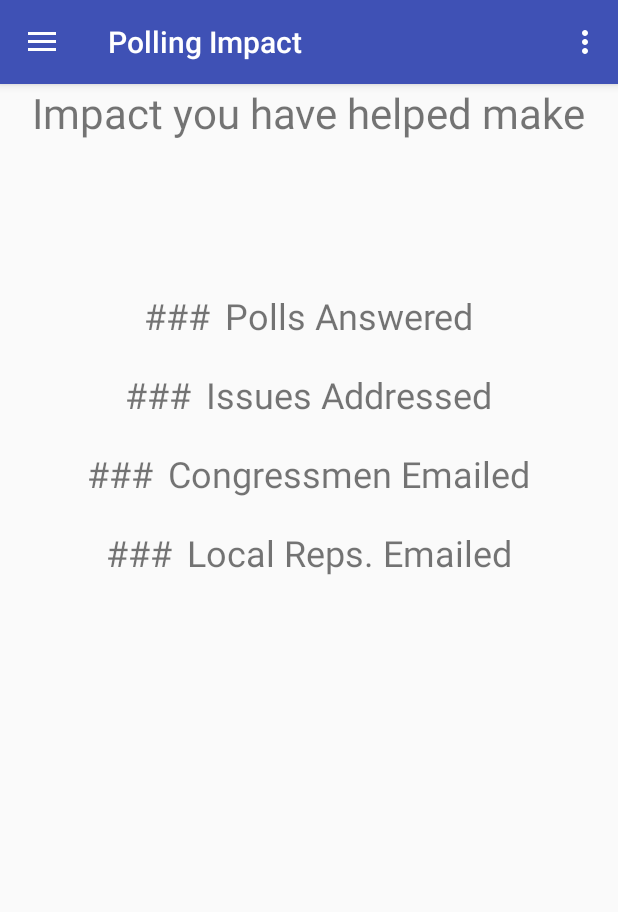
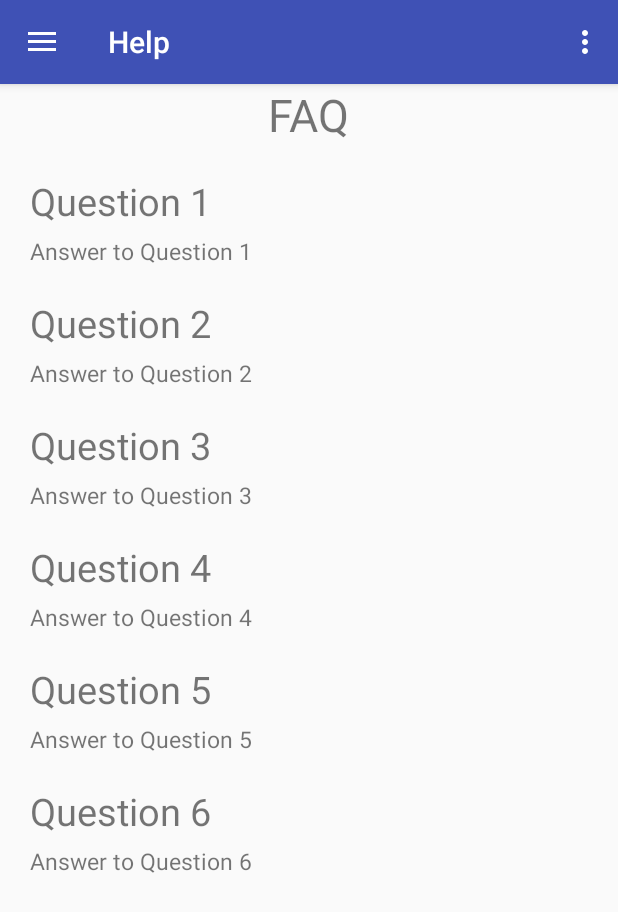
Before and after one commit to tennispro7797/Political-Polling, an Android app: the NavDrawerActivity screen opened directly, with no data from a screen before it, in the side drawer, after a tap on "Help", on a phone screen of 412 x 824 dp. Shown: the top 912 px of the screen. Run offline under Robolectric (Android 15) with nearby library versions, the phone set to English and light mode, and no system bars.

Commit message:
Added HelpFragment with nav drawer integration

```diff
--- /dev/null
+++ b/app/src/main/java/com/example/adityamohile/politicalpolling/HelpFragment.java
@@ -0,0 +1,24 @@
+package com.example.adityamohile.politicalpolling;
+
+
+import android.support.v4.app.Fragment;
+import android.os.Bundle;
+import android.support.annotation.Nullable;
+import android.view.LayoutInflater;
+import android.view.View;
+import android.view.ViewGroup;
+
+public class HelpFragment extends Fragment {
+
+    @Nullable
+    @Override
+    public View onCreateView(LayoutInflater inflater, @Nullable ViewGroup container, Bundle savedInstanceState) {
+        return inflater.inflate(R.layout.activity_help,container,false);
+    }
+
+    @Override
+    public void onViewCreated(View view, @Nullable Bundle savedInstanceState) {
+        super.onViewCreated(view, savedInstanceState);
+        getActivity().setTitle("Help");
+    }
+}
--- a/app/src/main/java/com/example/adityamohile/politicalpolling/NavDrawerActivity.java
+++ b/app/src/main/java/com/example/adityamohile/politicalpolling/NavDrawerActivity.java
@@ -109,6 +109,7 @@ public class NavDrawerActivity extends AppCompatActivity
             // Add Intent for Settings Page
         } else if (id == R.id.nav_help) {
             // Add Intent for Help Page
+            fragment = new HelpFragment();
         }
 
         if (fragment != null) {
--- /dev/null
+++ b/app/src/main/res/layout/activity_help.xml
@@ -0,0 +1,121 @@
+<?xml version="1.0" encoding="utf-8"?>
+<LinearLayout xmlns:android="http://schemas.android.com/apk/res/android"
+    android:orientation="vertical" android:layout_width="match_parent"
+    android:layout_height="match_parent"
+    android:gravity="center|top">
+
+    <TextView
+        android:layout_width="wrap_content"
+        android:layout_height="wrap_content"
+        android:text="FAQ"
+        android:textSize="30sp"/>
+
+    <TextView
+        android:layout_width="wrap_content"
+        android:layout_height="wrap_content"
+        android:text="Question 1"
+        android:textSize="25sp"
+        android:layout_gravity="left"
+        android:layout_marginLeft="20sp"
+        android:layout_marginTop="20sp"/>
+
+    <TextView
+        android:layout_width="wrap_content"
+        android:layout_height="wrap_content"
+        android:text="Answer to Question 1"
+        android:textSize="15sp"
+        android:layout_gravity="left"
+        android:layout_marginLeft="20sp"
+        android:layout_marginTop="5sp"/>
+
+    <TextView
+        android:layout_width="wrap_content"
+        android:layout_height="wrap_content"
+        android:text="Question 2"
+        android:textSize="25sp"
+        android:layout_gravity="left"
+        android:layout_marginLeft="20sp"
+        android:layout_marginTop="20sp"/>
+
+    <TextView
+        android:layout_width="wrap_content"
+        android:layout_height="wrap_content"
+        android:text="Answer to Question 2"
+        android:textSize="15sp"
+        android:layout_gravity="left"
+        android:layout_marginLeft="20sp"
+        android:layout_marginTop="5sp"/>
+
+    <TextView
+        android:layout_width="wrap_content"
+        android:layout_height="wrap_content"
+        android:text="Question 3"
+        android:textSize="25sp"
+        android:layout_gravity="left"
+        android:layout_marginLeft="20sp"
+        android:layout_marginTop="20sp"/>
+
+    <TextView
+        android:layout_width="wrap_content"
+        android:layout_height="wrap_content"
+        android:text="Answer to Question 3"
+        android:textSize="15sp"
+        android:layout_gravity="left"
+        android:layout_marginLeft="20sp"
+        android:layout_marginTop="5sp"/>
+
+    <TextView
+        android:layout_width="wrap_content"
+        android:layout_height="wrap_content"
+        android:text="Question 4"
+        android:textSize="25sp"
+        android:layout_gravity="left"
+        android:layout_marginLeft="20sp"
+        android:layout_marginTop="20sp"/>
+
+    <TextView
+        android:layout_width="wrap_content"
+        android:layout_height="wrap_content"
+        android:text="Answer to Question 4"
+        android:textSize="15sp"
+        android:layout_gravity="left"
+        android:layout_marginLeft="20sp"
+        android:layout_marginTop="5sp"/>
+
+    <TextView
+        android:layout_width="wrap_content"
+        android:layout_height="wrap_content"
+        android:text="Question 5"
+        android:textSize="25sp"
+        android:layout_gravity="left"
+        android:layout_marginLeft="20sp"
+        android:layout_marginTop="20sp"/>
+
+    <TextView
+        android:layout_width="wrap_content"
+        android:layout_height="wrap_content"
+        android:text="Answer to Question 5"
+        android:textSize="15sp"
+        android:layout_gravity="left"
+        android:layout_marginLeft="20sp"
+        android:layout_marginTop="5sp"/>
+
+    <TextView
+        android:layout_width="wrap_content"
+        android:layout_height="wrap_content"
+        android:text="Question 6"
+        android:textSize="25sp"
+        android:layout_gravity="left"
+        android:layout_marginLeft="20sp"
+        android:layout_marginTop="20sp"/>
+
+    <TextView
+        android:layout_width="wrap_content"
+        android:layout_height="wrap_content"
+        android:text="Answer to Question 6"
+        android:textSize="15sp"
+        android:layout_gravity="left"
+        android:layout_marginLeft="20sp"
+        android:layout_marginTop="5sp"/>
+
+</LinearLayout>
```
